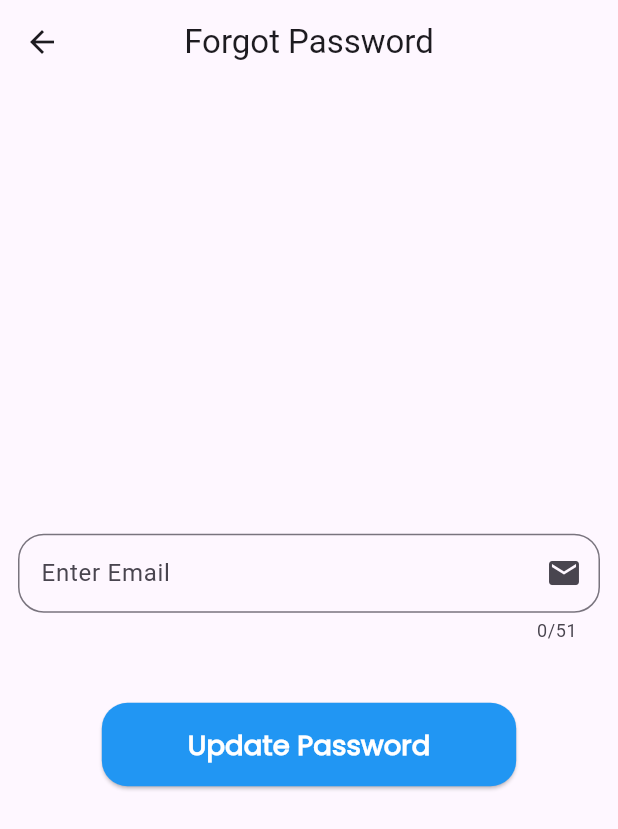
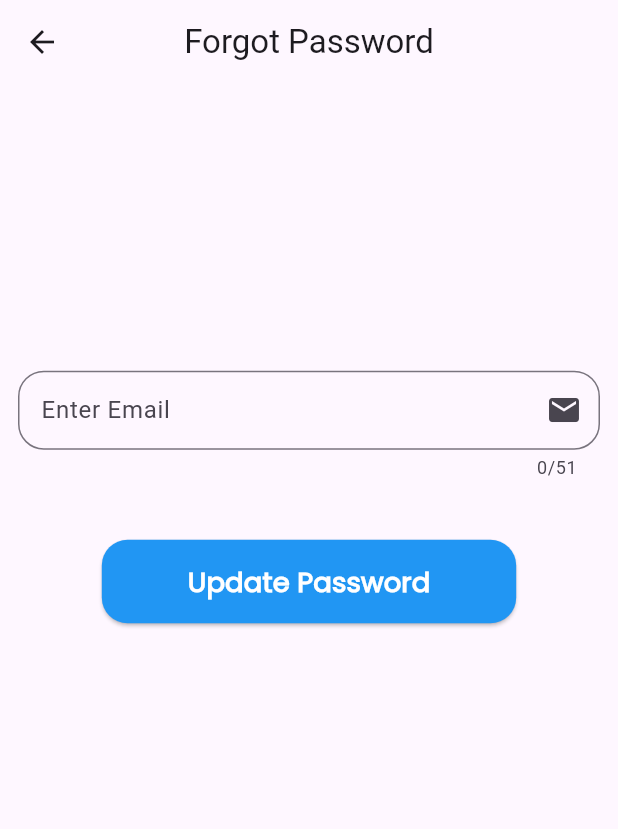
Before and after one commit to arjunsinh-vaghela/sales-project, a Flutter app: the screen it shows after launch, after a tap on "Forgot Password?", on a phone screen of 412 x 824 dp. Shown: the top 829 px of the screen. Run offline on Flutter 3.47's test engine with Material 3 defaults, Android fonts, the phone set to English and light mode, and no system bars; our stand-ins replace cloud_firestore, firebase_auth, firebase_core, flutter_screenutil, flutter_svg, fluttertoast and 2 more; missing offline and left inert: flutter_email_sender; accounts and stored records are empty.

Commit message:
forgot password and login screen ui update

```diff
--- a/lib/screens/auth_screens/forgot_password_screen.dart
+++ b/lib/screens/auth_screens/forgot_password_screen.dart
@@ -1,4 +1,5 @@
 import 'package:flutter/material.dart';
+import 'package:flutter_screenutil/flutter_screenutil.dart';
 import 'package:provider/provider.dart';
 
 import '../../constes/ui_helper.dart';
@@ -24,15 +25,15 @@ class _ForgotPasswordScreenState extends State<ForgotPasswordScreen> {
         centerTitle: true,
         title: Text('Forgot Password'),
       ),
-      body: Center(
-        child: Padding(
+      body: Padding(
         padding: const EdgeInsets.all(12),
         child: Form(
           key: _formKey,
           child: Column(
-              mainAxisAlignment: MainAxisAlignment.center,
+            mainAxisAlignment: MainAxisAlignment.start,
             crossAxisAlignment: CrossAxisAlignment.center,
             children: [
+              SizedBox(height: 150.h,),
               UiHelper.CustomTextFormField(
                 controller: emailController,
                 hintText: "Enter Email",
@@ -69,7 +70,6 @@ class _ForgotPasswordScreenState extends State<ForgotPasswordScreen> {
           ),
         ),
       ),
-      ),
     );
   }
 
--- a/lib/screens/auth_screens/login_screen.dart
+++ b/lib/screens/auth_screens/login_screen.dart
@@ -34,10 +34,15 @@ class _LoginScreenState extends State<LoginScreen> {
       body: SingleChildScrollView(
         physics: BouncingScrollPhysics(),
         child: Center(
+          child: ConstrainedBox(
+            constraints: BoxConstraints(
+              minHeight: MediaQuery.of(context).size.height * 0.8, // Ensures full screen height
+            ),
+            child: IntrinsicHeight(
               child: Padding(
                 padding: const EdgeInsets.all(12),
                 child: Column(
-              mainAxisAlignment: MainAxisAlignment.spaceEvenly,
+                  mainAxisAlignment: MainAxisAlignment.center, // Center vertically
                   crossAxisAlignment: CrossAxisAlignment.center,
                   children: [
                     Form(
@@ -46,9 +51,8 @@ class _LoginScreenState extends State<LoginScreen> {
                         mainAxisAlignment: MainAxisAlignment.center,
                         crossAxisAlignment: CrossAxisAlignment.center,
                         children: [
-                      SizedBox(height: 120,),
-                      // Text('Login', style: TextStyle(fontSize: 25,fontWeight: FontWeight.bold),),
-                      // SizedBox(height: 40,),
+                          Text('Sales Notes',style: TextStyle(fontSize: 30,fontWeight: FontWeight.bold),),
+                          SizedBox(height: 50.h),
                           UiHelper.CustomTextFormField(
                             controller: emailController,
                             hintText: "Enter Email",
@@ -57,28 +61,27 @@ class _LoginScreenState extends State<LoginScreen> {
                               if (value == null || value.isEmpty) {
                                 return "Email cannot be empty";
                               }
-                          // Regex for email validation
-                          String emailPattern = r'^[a-zA-Z0-9._%+-]+@[a-zA-Z0-9.-]+\.[a-zA-Z]{2,}$';
+                              String emailPattern =
+                                  r'^[a-zA-Z0-9._%+-]+@[a-zA-Z0-9.-]+\.[a-zA-Z]{2,}$';
                               if (!RegExp(emailPattern).hasMatch(value)) {
                                 return "Enter a valid email address";
                               }
                               return null;
                             },
                           ),
-                      SizedBox(height: 20,),
+                          SizedBox(height: 20),
                           Consumer<PasswordfieldTogaalProvider>(
                             builder: (context, passwordProvider, child) {
                               return UiHelper.CustomTextFormField(
                                 controller: passController,
                                 hintText: "Enter Password",
-                            isHide: passwordProvider.isHide,// Provider-controlled visibility
+                                isHide: passwordProvider.isHide,
                                 isPassword: true,
-                            // obscureText: passwordProvider.isHide,
                                 suffixIcon: passwordProvider.isHide
-                                ?  Icon(Icons.visibility_off)
-                                : Icon(Icons.visibility), // Change icon dynamically
+                                    ? Icon(Icons.visibility_off)
+                                    : Icon(Icons.visibility),
                                 onSuffixIconPressed: () {
-                              passwordProvider.toToggal(); // Toggle visibility
+                                  passwordProvider.toToggal();
                                 },
                                 validator: (value) {
                                   if (value == null || value.isEmpty) {
@@ -92,91 +95,45 @@ class _LoginScreenState extends State<LoginScreen> {
                               );
                             },
                           ),
-                      SizedBox(height: 10,),
-                      ConstrainedBox(
-                        constraints: BoxConstraints(
-                            maxWidth: 600
-                        ),
-                        child: Row(
+                          SizedBox(height: 10),
+                          Row(
                             mainAxisAlignment: MainAxisAlignment.end,
                             children: [
-                            ConstrainedBox(
-                              constraints: BoxConstraints(
-                                maxWidth: 700
-                              ),
-                              child: InkWell(
-                                child: Text('Forgot Password?',
+                              InkWell(
+                                child: Text(
+                                  'Forgot Password?',
                                   style: TextStyle(
                                     fontWeight: FontWeight.bold,
-                                      fontSize: 16,    // ResponsiveFontSize.getFontSize(12, 9, 5),
-                                  ),),
+                                    fontSize: 16,
+                                  ),
+                                ),
                                 onTap: () {
-                                  Navigator.push(context, MaterialPageRoute(builder: (context) => ForgotPasswordScreen(),));
+                                  Navigator.push(
+                                    context,
+                                    MaterialPageRoute(
+                                      builder: (context) =>
+                                          ForgotPasswordScreen(),
+                                    ),
+                                  );
                                 },
                               ),
+                              SizedBox(width: 10),
+                            ],
                           ),
-                            SizedBox(width: 10,),
                         ],
                       ),
                     ),
-                      // SizedBox(height: 50,),
-                      // UiHelper.CustomeElevetedButton(
-                      //   text: "Login",
-                      //   onPressed: () async {
-                      //     if(_formKey.currentState?.validate() ?? false){
-                      //       await _signInUser();
-                      //       // Navigator.push(context, MaterialPageRoute(builder: (context) => BottomNavigationScreen(),));
-                      //     }
-                      //   },
-                      //   fontWeight: FontWeight.bold,
-                      //   // fontSize: 18.sp,
-                      //   textColor: Colors.white,
-                      //   buttonColor: Colors.blue,
-                      // ),
-                      // SizedBox(height: 30,),
-                      // InkWell(
-                      //   child: Row(
-                      //     mainAxisAlignment: MainAxisAlignment.center,
-                      //     children: [
-                      //       Text(
-                      //         "Don't have an account? ",
-                      //         style: TextStyle(
-                      //             fontWeight: FontWeight.bold,
-                      //             fontSize: 18,// ResponsiveFontSize.getFontSize(13, 9, 5),
-                      //         ),
-                      //       ),
-                      //       Text('Sign Up',
-                      //         style: TextStyle(
-                      //             fontWeight: FontWeight.bold,
-                      //             fontSize: 18, //ResponsiveFontSize.getFontSize(13, 9, 5),
-                      //             color: Colors.cyan
-                      //         ),
-                      //       ),
-                      //     ],
-                      //   ),
-                      //   onTap: () {
-                      //     Navigator.pushReplacement(context, MaterialPageRoute(builder: (context) => RegisterScreen(),));
-                      //   },
-                      // ),
-
-                  ],
-                  ),
-                ),
-                SizedBox(
-                  height: 35.h,
-                ),
+                    SizedBox(height: 45.h),
                     UiHelper.CustomeElevetedButton(
                       text: "Login",
                       onPressed: () async {
-                    if(_formKey.currentState?.validate() ?? false){
+                        if (_formKey.currentState?.validate() ?? false) {
                           showLoader.setLoading(true);
                           await _signInUser();
                           showLoader.setLoading(false);
-                      // Navigator.push(context, MaterialPageRoute(builder: (context) => BottomNavigationScreen(),));
                         }
                       },
                       fontWeight: FontWeight.bold,
-                  // fontSize: 18.sp,
                       textColor: Colors.white,
                       buttonColor: Colors.blue,
                     ),
@@ -185,6 +142,163 @@ class _LoginScreenState extends State<LoginScreen> {
               ),
             ),
           ),
+        ),
+      ),
+
+      // body: SingleChildScrollView(
+      //   physics: BouncingScrollPhysics(),
+      //   child: Center(
+      //     child: Padding(
+      //       padding: const EdgeInsets.all(12),
+      //       child: Column(
+      //         mainAxisAlignment: MainAxisAlignment.spaceEvenly,
+      //         crossAxisAlignment: CrossAxisAlignment.center,
+      //         children: [
+      //           Form(
+      //             key: _formKey,
+      //             child: Column(
+      //               mainAxisAlignment: MainAxisAlignment.center,
+      //               crossAxisAlignment: CrossAxisAlignment.center,
+      //               children: [
+      //                 SizedBox(height: 50.h,),
+      //                 // Text('Login', style: TextStyle(fontSize: 25,fontWeight: FontWeight.bold),),
+      //                 // SizedBox(height: 40,),
+      //                 UiHelper.CustomTextFormField(
+      //                   controller: emailController,
+      //                   hintText: "Enter Email",
+      //                   suffixIcon: Icon(Icons.email),
+      //                   validator: (value) {
+      //                     if (value == null || value.isEmpty) {
+      //                       return "Email cannot be empty";
+      //                     }
+      //                     // Regex for email validation
+      //                     String emailPattern = r'^[a-zA-Z0-9._%+-]+@[a-zA-Z0-9.-]+\.[a-zA-Z]{2,}$';
+      //                     if (!RegExp(emailPattern).hasMatch(value)) {
+      //                       return "Enter a valid email address";
+      //                     }
+      //                     return null;
+      //                   },
+      //                 ),
+      //                 SizedBox(height: 20,),
+      //                 Consumer<PasswordfieldTogaalProvider>(
+      //                   builder: (context, passwordProvider, child) {
+      //                     return UiHelper.CustomTextFormField(
+      //                       controller: passController,
+      //                       hintText: "Enter Password",
+      //                       isHide: passwordProvider.isHide,// Provider-controlled visibility
+      //                       isPassword: true,
+      //                       // obscureText: passwordProvider.isHide,
+      //                       suffixIcon: passwordProvider.isHide
+      //                           ?  Icon(Icons.visibility_off)
+      //                           : Icon(Icons.visibility), // Change icon dynamically
+      //                       onSuffixIconPressed: () {
+      //                         passwordProvider.toToggal(); // Toggle visibility
+      //                       },
+      //                       validator: (value) {
+      //                         if (value == null || value.isEmpty) {
+      //                           return "Password cannot be empty";
+      //                         }
+      //                         if (value.length < 3) {
+      //                           return "Password must be at least 3 characters";
+      //                         }
+      //                         return null;
+      //                       },
+      //                     );
+      //                   },
+      //                 ),
+      //                 SizedBox(height: 10,),
+      //                 ConstrainedBox(
+      //                   constraints: BoxConstraints(
+      //                       maxWidth: 600
+      //                   ),
+      //                   child: Row(
+      //                     mainAxisAlignment: MainAxisAlignment.end,
+      //                     children: [
+      //                       ConstrainedBox(
+      //                         constraints: BoxConstraints(
+      //                           maxWidth: 700
+      //                         ),
+      //                         child: InkWell(
+      //                           child: Text('Forgot Password?',
+      //                             style: TextStyle(
+      //                                 fontWeight: FontWeight.bold,
+      //                                 fontSize: 16,    // ResponsiveFontSize.getFontSize(12, 9, 5),
+      //                             ),),
+      //                           onTap: () {
+      //                             Navigator.push(context, MaterialPageRoute(builder: (context) => ForgotPasswordScreen(),));
+      //                           },
+      //                         ),
+      //                       ),
+      //                       SizedBox(width: 10,),
+      //                     ],
+      //                   ),
+      //                 ),
+      //                 // SizedBox(height: 50,),
+      //                 // UiHelper.CustomeElevetedButton(
+      //                 //   text: "Login",
+      //                 //   onPressed: () async {
+      //                 //     if(_formKey.currentState?.validate() ?? false){
+      //                 //       await _signInUser();
+      //                 //       // Navigator.push(context, MaterialPageRoute(builder: (context) => BottomNavigationScreen(),));
+      //                 //     }
+      //                 //   },
+      //                 //   fontWeight: FontWeight.bold,
+      //                 //   // fontSize: 18.sp,
+      //                 //   textColor: Colors.white,
+      //                 //   buttonColor: Colors.blue,
+      //                 // ),
+      //                 // SizedBox(height: 30,),
+      //                 // InkWell(
+      //                 //   child: Row(
+      //                 //     mainAxisAlignment: MainAxisAlignment.center,
+      //                 //     children: [
+      //                 //       Text(
+      //                 //         "Don't have an account? ",
+      //                 //         style: TextStyle(
+      //                 //             fontWeight: FontWeight.bold,
+      //                 //             fontSize: 18,// ResponsiveFontSize.getFontSize(13, 9, 5),
+      //                 //         ),
+      //                 //       ),
+      //                 //       Text('Sign Up',
+      //                 //         style: TextStyle(
+      //                 //             fontWeight: FontWeight.bold,
+      //                 //             fontSize: 18, //ResponsiveFontSize.getFontSize(13, 9, 5),
+      //                 //             color: Colors.cyan
+      //                 //         ),
+      //                 //       ),
+      //                 //     ],
+      //                 //   ),
+      //                 //   onTap: () {
+      //                 //     Navigator.pushReplacement(context, MaterialPageRoute(builder: (context) => RegisterScreen(),));
+      //                 //   },
+      //                 // ),
+      //
+      //             ],
+      //             ),
+      //           ),
+      //           SizedBox(
+      //             height: 45.h,
+      //           ),
+      //           UiHelper.CustomeElevetedButton(
+      //             text: "Login",
+      //             onPressed: () async {
+      //               if(_formKey.currentState?.validate() ?? false){
+      //                 showLoader.setLoading(true);
+      //                 await _signInUser();
+      //                 showLoader.setLoading(false);
+      //                 // Navigator.push(context, MaterialPageRoute(builder: (context) => BottomNavigationScreen(),));
+      //               }
+      //             },
+      //             fontWeight: FontWeight.bold,
+      //             // fontSize: 18.sp,
+      //             textColor: Colors.white,
+      //             buttonColor: Colors.blue,
+      //           ),
+      //         ],
+      //       ),
+      //     ),
+      //   ),
+      // ),
     );
   }
 
```
Lines whose indentation alone changed are shown as unchanged.
